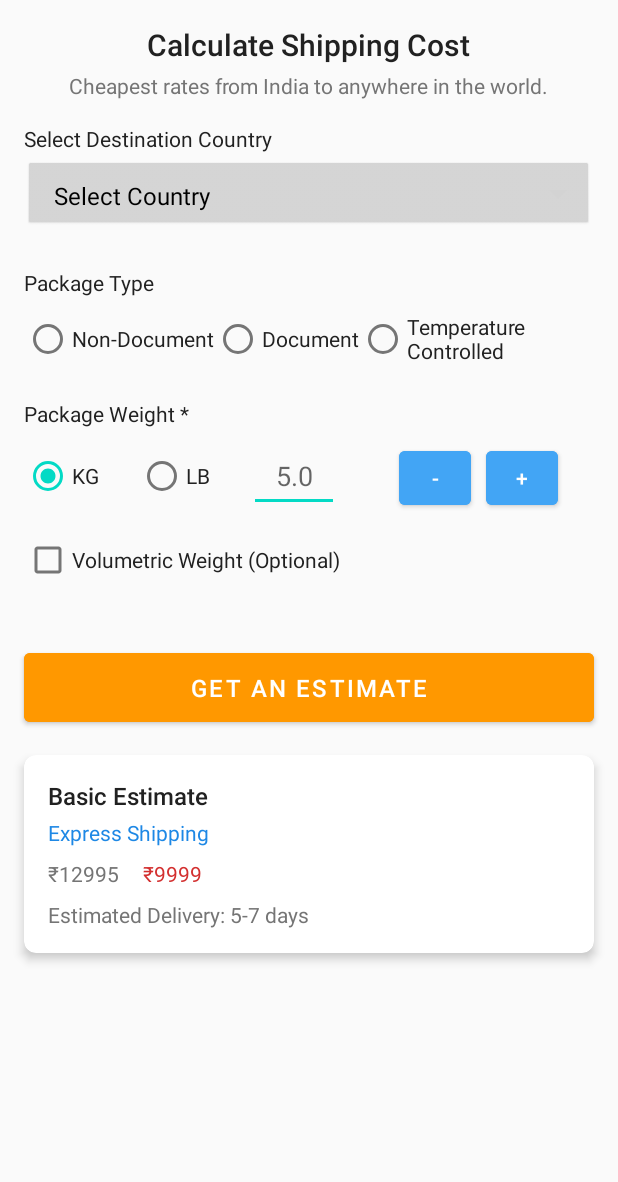
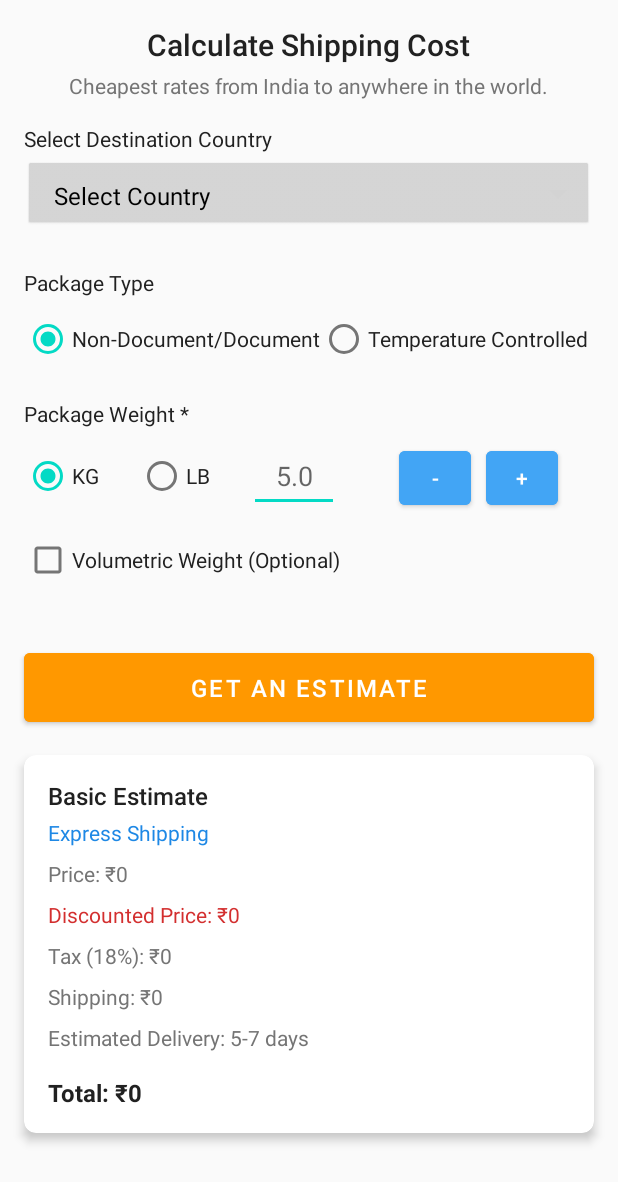
Before and after one commit to Mili10102004/Namaste, an Android app: the ShippingPageActivity screen opened directly, with no data from a screen before it, on a phone screen of 412 x 824 dp. Shown: the top 1182 px of the screen. Run offline under Robolectric (Android 15) with nearby library versions, the light colour scheme and no system bars; Roboto replaces fonts that are not available here.

Commit message:
shipping changes

```diff
--- a/app/src/main/java/com/example/namaste/ShippingPageActivity.java
+++ b/app/src/main/java/com/example/namaste/ShippingPageActivity.java
@@ -26,7 +26,13 @@ public class ShippingPageActivity extends AppCompatActivity {
     private RadioGroup weightUnitGroup;
     private Button minusButton, plusButton, getEstimateButton;
     private CheckBox volumetricWeightCheckbox;
-    private TextView basicEstimateTitle, originalPrice, discountPrice, estimatedDeliveryTime;
+    private TextView basicEstimateTitle, originalPrice, discountPrice, estimatedDeliveryTime, shippingChargeText, taxChargeText, finalPriceText;
+
+    // Constants
+    private static final double BASE_COST = 1000.0;  // Base cost for the package (in INR)
+    private static final double SHIPPING_COST_PER_KG = 100.0;  // Shipping cost per kg
+    private static final double DISCOUNT_PERCENTAGE = 0.2;  // 20% discount
+    private static final double TAX_PERCENTAGE = 0.18;  // 18% GST Tax
 
     @Override
     protected void onCreate(Bundle savedInstanceState) {
@@ -46,6 +52,9 @@ public class ShippingPageActivity extends AppCompatActivity {
         originalPrice = findViewById(R.id.originalPrice);
         discountPrice = findViewById(R.id.discountPrice);
         estimatedDeliveryTime = findViewById(R.id.estimatedDeliveryTime);
+        shippingChargeText = findViewById(R.id.shippingCharge);
+        taxChargeText = findViewById(R.id.taxCharge);
+        finalPriceText = findViewById(R.id.finalPrice);
 
         // Populate the Spinner with country names and set the placeholder
         List<String> countries = Arrays.asList("Select Country", "India", "USA", "Canada", "Germany", "France");
@@ -149,26 +158,41 @@ public class ShippingPageActivity extends AppCompatActivity {
         boolean isTemperatureControlled = packageType.equals("Temperature Controlled");
 
         // Calculate shipping cost and estimate
-        double shippingCost = calculateCost(weight, selectedCountry, isTemperatureControlled, isVolumetricWeight);
+        double shippingCost = calculateShippingCost(weight, selectedCountry, isTemperatureControlled, isVolumetricWeight);
 
         // Show results
         displayEstimate(shippingCost, packageType);
     }
 
-    private double calculateCost(double weight, String destinationCountry, boolean isTemperatureControlled, boolean isVolumetricWeight) {
-        double baseCost = 1000.0;  // Example base cost
-        double weightMultiplier = weight * 100;  // Example multiplier for weight
-        double temperatureMultiplier = isTemperatureControlled ? 200 : 0;
-        double volumetricMultiplier = isVolumetricWeight ? 150 : 0;
+    private double calculateShippingCost(double weight, String destinationCountry, boolean isTemperatureControlled, boolean isVolumetricWeight) {
+        // Base cost and weight calculation
+        double weightShippingCost = weight * SHIPPING_COST_PER_KG;
 
-        return baseCost + weightMultiplier + temperatureMultiplier + volumetricMultiplier;
+        // Additional costs
+        double temperatureCost = isTemperatureControlled ? 200.0 : 0;
+        double volumetricCost = isVolumetricWeight ? 150.0 : 0;
+
+        return BASE_COST + weightShippingCost + temperatureCost + volumetricCost;
     }
 
     private void displayEstimate(double shippingCost, String packageType) {
+        // Calculate the discount price
+        double discountPriceValue = shippingCost * (1 - DISCOUNT_PERCENTAGE);
+
+        // Calculate tax (18% GST)
+        double taxAmount = discountPriceValue * TAX_PERCENTAGE;
+
+        // Final total price
+        double finalPrice = discountPriceValue + taxAmount;
+
+        // Update UI
         basicEstimateTitle.setText("Shipping Estimate: " + packageType);
-        originalPrice.setText("₹" + String.format("%.2f", shippingCost));
-        discountPrice.setText("₹" + String.format("%.2f", shippingCost * 0.8)); // Discount applied (20% off)
+        originalPrice.setText("Original Price: ₹" + String.format("%.2f", shippingCost));
+        discountPrice.setText("Discounted Price: ₹"+ String.format("%.2f", discountPriceValue));  // After discount (20% off)
         estimatedDeliveryTime.setText("Estimated Delivery: 5-7 days");
+        shippingChargeText.setText("Shipping: ₹" + String.format("%.2f", shippingCost - BASE_COST));
+        taxChargeText.setText("Tax (18%): ₹" + String.format("%.2f", taxAmount));
+        finalPriceText.setText("Total: ₹" + String.format("%.2f", finalPrice));
 
         Toast.makeText(this, "Shipping cost calculated", Toast.LENGTH_SHORT).show();
     }
--- a/app/src/main/res/layout/activity_shipping_page.xml
+++ b/app/src/main/res/layout/activity_shipping_page.xml
@@ -98,18 +98,10 @@
             android:id="@+id/nonDocumentRadio"
             android:layout_width="wrap_content"
             android:layout_height="wrap_content"
-            android:text="Non-Document"
+            android:text="Non-Document/Document"
             android:textColor="#212121"
             android:textSize="14sp"
-            android:layout_gravity="center_vertical" />
-
-        <RadioButton
-            android:id="@+id/documentRadio"
-            android:layout_width="wrap_content"
-            android:layout_height="wrap_content"
-            android:text="Document"
-            android:textColor="#212121"
-            android:textSize="14sp"
+            android:checked="true"
             android:layout_gravity="center_vertical" />
 
         <RadioButton
@@ -182,7 +174,6 @@
             android:backgroundTint="#42A5F5"
             android:textColor="@android:color/white"/>
 
-
             <Button
                 android:id="@+id/plusButton"
                 android:layout_width="48dp"
@@ -247,6 +238,7 @@
             android:textColor="#212121"
             android:fontFamily="sans-serif-medium"/>
 
+        <!-- Shipping Type Text -->
         <TextView
             android:id="@+id/shippingTypeText"
             android:layout_width="wrap_content"
@@ -256,33 +248,47 @@
             android:textColor="#1E88E5"
             android:layout_marginTop="4dp"/>
 
-            <LinearLayout
-                android:id="@+id/priceDiscountLayout"
-                android:layout_width="wrap_content"
-                android:layout_height="wrap_content"
-                android:orientation="horizontal"
-                android:layout_marginTop="8dp">
+        <!-- Price Breakdown Section -->
 
             <TextView
                 android:id="@+id/originalPrice"
                 android:layout_width="wrap_content"
                 android:layout_height="wrap_content"
-                    android:text="₹12995"
+                android:text="Price: ₹0"
                 android:textSize="14sp"
-                    android:textColor="#757575"                />
+                android:textColor="#757575"
+                android:layout_marginTop="8dp" />
 
             <TextView
                 android:id="@+id/discountPrice"
                 android:layout_width="wrap_content"
                 android:layout_height="wrap_content"
-                    android:text="₹9999"
+                android:text="Discounted Price: ₹0"
                 android:textSize="14sp"
                 android:textColor="#D32F2F"
-                    android:layout_marginStart="16dp" />
+                android:layout_marginTop="8dp" />
 
-            </LinearLayout>
+        <!-- Tax Section -->
+        <TextView
+            android:id="@+id/taxCharge"
+            android:layout_width="wrap_content"
+            android:layout_height="wrap_content"
+            android:text="Tax (18%): ₹0"
+            android:textSize="14sp"
+            android:textColor="#757575"
+            android:layout_marginTop="8dp" />
 
-            <!-- Estimated Time for Delivery -->
+            <!-- Shipping Charge Section -->
+        <TextView
+            android:id="@+id/shippingCharge"
+            android:layout_width="wrap_content"
+            android:layout_height="wrap_content"
+            android:text="Shipping: ₹0"
+            android:textSize="14sp"
+            android:textColor="#757575"
+            android:layout_marginTop="8dp" />
+
+        <!-- Estimated Delivery Time -->
         <TextView
             android:id="@+id/estimatedDeliveryTime"
             android:layout_width="wrap_content"
@@ -292,6 +298,17 @@
             android:textColor="#757575"
             android:layout_marginTop="8dp" />
 
+        <!-- Final Total Section -->
+        <TextView
+            android:id="@+id/finalPrice"
+            android:layout_width="wrap_content"
+            android:layout_height="wrap_content"
+            android:text="Total: ₹0"
+            android:textSize="16sp"
+            android:textColor="#212121"
+            android:layout_marginTop="16dp"
+            android:textStyle="bold" />
+
     </LinearLayout>
     </androidx.cardview.widget.CardView>
 
```
Lines whose indentation alone changed are shown as unchanged.
